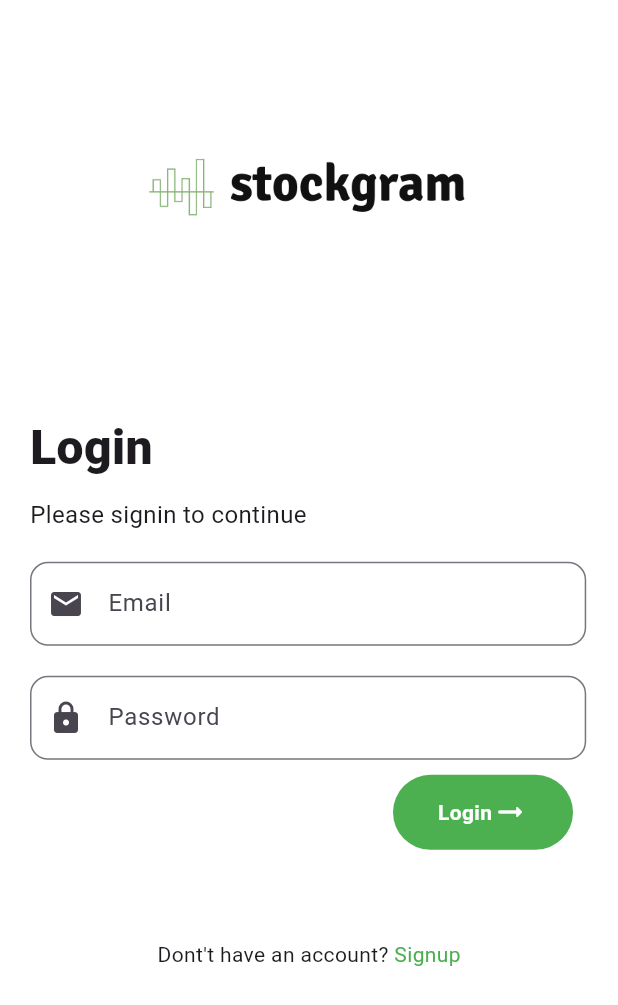
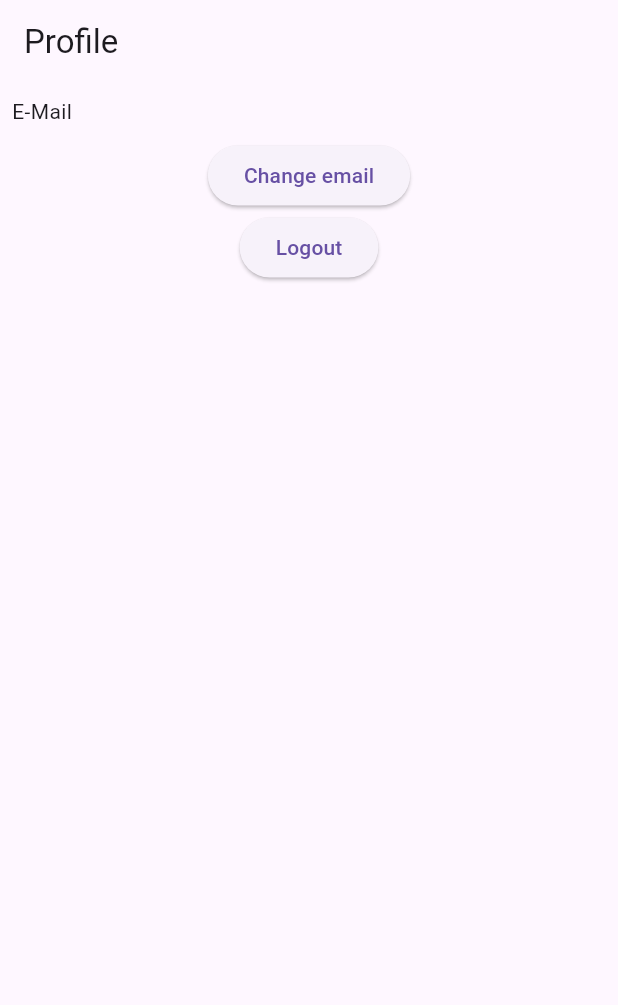
Before and after one commit to Jainaveen-M/stockgram, a Flutter app: the screen it shows after launch, on a phone screen of 412 x 824 dp. Shown: the top 1005 px of the screen. Run offline on Flutter 3.47's test engine with Material 3 defaults, Android fonts, the phone set to English and light mode, and no system bars; our stand-ins replace bloc, firebase_auth, firebase_core, flutter_bloc, flutter_secure_storage, fluttertoast and 2 more; missing offline and left inert: web_socket_client; accounts and stored records are empty.

Commit message:
Added flutter version

```diff
--- /dev/null
+++ b/lib/app.dart
@@ -0,0 +1,40 @@
+import 'dart:developer';
+
+import 'package:flutter/material.dart';
+import 'package:flutter_bloc/flutter_bloc.dart';
+import 'package:stockgram/bloc/app/app_bloc.dart';
+import 'package:stockgram/presentation/screens/auth_screen.dart';
+
+class AppStatus extends StatelessWidget {
+  final Widget child;
+  const AppStatus({
+    super.key,
+    required this.child,
+  });
+
+  @override
+  Widget build(BuildContext context) {
+    return BlocListener<AppBloc, AppState>(
+      bloc: BlocProvider.of<AppBloc>(context),
+      listener: (context, state) {
+        if (state is AppLogout) {
+          log("came to logout listner");
+          Navigator.pushAndRemoveUntil(
+            context,
+            MaterialPageRoute(builder: (context) => AuthScreen()),
+            (route) => false,
+          );
+          // navKey.currentState?.pushReplacement(
+          //     MaterialPageRoute(builder: (context) => const AuthScreen()));
+          // return AuthScreen();
+          // AuthScreen.route();
+        }
+      },
+      child: BlocBuilder<AppBloc, AppState>(
+        builder: (context, state) {
+          return child;
+        },
+      ),
+    );
+  }
+}
--- /dev/null
+++ b/lib/bloc/app/app_bloc.dart
@@ -0,0 +1,17 @@
+import 'dart:async';
+import 'dart:developer';
+import 'package:bloc/bloc.dart';
+import 'package:meta/meta.dart';
+part 'app_event.dart';
+part 'app_state.dart';
+
+class AppBloc extends Bloc<AppEvent, AppState> {
+  AppBloc() : super(AppInitial()) {
+    on<AppLogoutEvent>(triggerLogout);
+  }
+
+  FutureOr<void> triggerLogout(AppLogoutEvent event, Emitter<AppState> emit) {
+    log("logout called");
+    emit(AppLogout());
+  }
+}
--- /dev/null
+++ b/lib/bloc/app/app_event.dart
@@ -0,0 +1,5 @@
+part of 'app_bloc.dart';
+
+class AppEvent {}
+
+class AppLogoutEvent extends AppEvent {}
--- /dev/null
+++ b/lib/bloc/app/app_state.dart
@@ -0,0 +1,8 @@
+part of 'app_bloc.dart';
+
+@immutable
+class AppState {}
+
+class AppInitial extends AppState {}
+
+class AppLogout extends AppState {}
--- a/lib/bloc/auth/auth_bloc.dart
+++ b/lib/bloc/auth/auth_bloc.dart
@@ -40,12 +40,14 @@ class AuthBloc extends Bloc<AuthEvent, AuthState> {
           emit(
             AuthLoginFailed(message: "Something went wrong. Please try again."),
           );
+          emit(ShowLoginScreen());
         }
       }
     } catch (e) {
       emit(
         AuthLoginFailed(message: "Something went wrong. Please try again."),
       );
+      emit(ShowLoginScreen());
     }
   }
 
@@ -105,6 +107,7 @@ class AuthBloc extends Bloc<AuthEvent, AuthState> {
 
   FutureOr<void> _checkSession(
       CheckSession event, Emitter<AuthState> emit) async {
+    print("++++++++++++++ check session called");
     emit(AuthLoading());
     String? t = await serviceLocator<SessionStorage>().readString("session");
     log("Email in session : ${t}");
--- a/lib/bloc/auth/auth_event.dart
+++ b/lib/bloc/auth/auth_event.dart
@@ -20,6 +20,7 @@ class AuthSignupEvent extends AuthEvent {
   });
 }
 
+
 class CheckSession extends AuthEvent {}
 
 class ShowSignupWidgetEvent extends AuthEvent {}
--- a/lib/bloc/auth/auth_state.dart
+++ b/lib/bloc/auth/auth_state.dart
@@ -11,6 +11,14 @@ class AuthLoginSuccess extends AuthState {
   AuthLoginSuccess({
     required this.email,
   });
+
+  AuthLoginSuccess copyWith({
+    String? email,
+  }) {
+    return AuthLoginSuccess(
+      email: email ?? this.email,
+    );
+  }
 }
 
 class AuthLoginFailed extends AuthState {
--- a/lib/bloc/bloc/portfolio_event.dart
+++ /dev/null
@@ -1,5 +0,0 @@
-part of 'portfolio_bloc.dart';
-
-class PortfolioEvent {}
-
-class FetchPortFolio extends PortfolioEvent {}
--- /dev/null
+++ b/lib/bloc/profile/profile_bloc.dart
@@ -0,0 +1,13 @@
+import 'package:bloc/bloc.dart';
+import 'package:meta/meta.dart';
+
+part 'profile_event.dart';
+part 'profile_state.dart';
+
+class ProfileBloc extends Bloc<ProfileEvent, ProfileState> {
+  ProfileBloc() : super(ProfileInitial()) {
+    on<ProfileEvent>((event, emit) {
+      // TODO: implement event handler
+    });
+  }
+}
--- /dev/null
+++ b/lib/bloc/profile/profile_event.dart
@@ -0,0 +1,3 @@
+part of 'profile_bloc.dart';
+
+ class ProfileEvent {}
--- /dev/null
+++ b/lib/bloc/profile/profile_state.dart
@@ -0,0 +1,4 @@
+part of 'profile_bloc.dart';
+class ProfileState {}
+
+class ProfileInitial extends ProfileState {}
--- a/lib/main.dart
+++ b/lib/main.dart
@@ -1,10 +1,13 @@
 import 'package:firebase_core/firebase_core.dart';
 import 'package:flutter/material.dart';
 import 'package:flutter_bloc/flutter_bloc.dart';
+import 'package:stockgram/app.dart';
+import 'package:stockgram/bloc/app/app_bloc.dart';
 import 'package:stockgram/bloc/auth/auth_bloc.dart';
 import 'package:stockgram/firebase_options.dart';
+import 'package:stockgram/core/bot_trading.dart';
 import 'package:stockgram/presentation/screens/auth_screen.dart';
-import 'package:stockgram/core/bot_trading.dart';
+import 'package:stockgram/presentation/screens/profile.dart';
 import 'package:stockgram/util/service_locator.dart';
 
 void main() async {
@@ -14,7 +17,13 @@ void main() async {
   await Firebase.initializeApp(
     options: DefaultFirebaseOptions.currentPlatform,
   );
-  runApp(const MyApp());
+  // runApp(BlocProvider(
+  //   create: (context) => AppBloc(),
+  //   child: const MyApp(),
+  // ));
+  runApp(
+    const MyApp(),
+  );
 }
 
 class MyApp extends StatefulWidget {
@@ -24,9 +33,22 @@ class MyApp extends StatefulWidget {
 }
 
 class _MyAppState extends State<MyApp> {
+  final _navigatorKey = GlobalKey<NavigatorState>();
+
+  NavigatorState get _navigator => _navigatorKey.currentState!;
+
   @override
   Widget build(BuildContext context) {
-    return MaterialApp(
+    return MultiBlocProvider(
+      providers: [
+        BlocProvider(
+          create: (context) => AppBloc(),
+        ),
+        BlocProvider(
+          create: (context) => AuthBloc(),
+        ),
+      ],
+      child: MaterialApp(
         title: 'Stockgram',
         theme: ThemeData(
           primarySwatch: Colors.blue,
@@ -36,9 +58,9 @@ class _MyAppState extends State<MyApp> {
           textTheme: const TextTheme(),
         ),
         themeMode: ThemeMode.dark,
-      home: BlocProvider(
-        create: (context) => AuthBloc(),
-        child: const AuthScreen(),
+        home: AppStatus(
+          child: ProfileScreen(),
+        ),
       ),
     );
   }
--- a/lib/presentation/screens/auth_screen.dart
+++ b/lib/presentation/screens/auth_screen.dart
@@ -1,3 +1,5 @@
+import 'dart:developer';
+
 import 'package:flutter/material.dart';
 import 'package:flutter_bloc/flutter_bloc.dart';
 import 'package:stockgram/bloc/auth/auth_bloc.dart';
@@ -8,16 +10,18 @@ import 'package:stockgram/util/toast.dart';
 
 class AuthScreen extends StatefulWidget {
   const AuthScreen({super.key});
+  static Route<void> route() {
+    return MaterialPageRoute<void>(builder: (_) => const AuthScreen());
+  }
 
   @override
   State<AuthScreen> createState() => _AuthScreenState();
 }
 
 class _AuthScreenState extends State<AuthScreen> {
-  AuthBloc authBloc = AuthBloc();
   @override
   void initState() {
-    authBloc.add(CheckSession());
+    BlocProvider.of<AuthBloc>(context).add(CheckSession());
     super.initState();
   }
 
@@ -39,8 +43,10 @@ class _AuthScreenState extends State<AuthScreen> {
                 ),
               ),
             ),
-            BlocConsumer<AuthBloc, AuthState>(
-              bloc: authBloc,
+            BlocProvider.value(
+              value: BlocProvider.of<AuthBloc>(context),
+              child: BlocConsumer<AuthBloc, AuthState>(
+                bloc: BlocProvider.of<AuthBloc>(context),
                 buildWhen: (previous, current) => current is! AuthLoginFailed,
                 listenWhen: (previous, current) =>
                     current is AuthLoginFailed || current is AuthLoginSuccess,
@@ -60,18 +66,20 @@ class _AuthScreenState extends State<AuthScreen> {
                 builder: (context, state) {
                   if (state is ShowSignupScreen) {
                     return SignupWidget(
-                    authBloc: authBloc,
+                      authBloc: BlocProvider.of<AuthBloc>(context),
                     );
                   }
                   if (state is ShowLoginScreen) {
                     return LoginWidget(
-                    authBloc: authBloc,
+                      authBloc: BlocProvider.of<AuthBloc>(context),
                     );
                   }
+
                   return const Center(
                     child: CircularProgressIndicator(),
                   );
                 },
+              ),
             ),
             const SizedBox(),
           ],
--- /dev/null
+++ b/lib/presentation/screens/profile.dart
@@ -0,0 +1,55 @@
+import 'package:flutter/material.dart';
+import 'package:flutter_bloc/flutter_bloc.dart';
+import 'package:stockgram/bloc/app/app_bloc.dart';
+import 'package:stockgram/bloc/auth/auth_bloc.dart';
+
+class ProfileScreen extends StatefulWidget {
+  const ProfileScreen({super.key});
+
+  @override
+  State<ProfileScreen> createState() => _ProfileScreenState();
+}
+
+class _ProfileScreenState extends State<ProfileScreen> {
+  @override
+  Widget build(BuildContext context) {
+    return Scaffold(
+      appBar: AppBar(
+        title: const Text("Profile"),
+      ),
+      body: Column(
+        children: [
+          Padding(
+            padding: const EdgeInsets.all(8.0),
+            child: Row(
+              children: [
+                Text("E-Mail   "),
+                BlocBuilder<AuthBloc, AuthState>(
+                  bloc: BlocProvider.of<AuthBloc>(context),
+                  builder: (context, state) {
+                    if (state is AuthLoginSuccess) {
+                      return Text(state.email);
+                    }
+                    return Text("");
+                  },
+                )
+              ],
+            ),
+          ),
+          ElevatedButton(
+            onPressed: () {
+              context.read<AppBloc>().add(AppLogoutEvent());
+            },
+            child: Text("Change email"),
+          ),
+          ElevatedButton(
+            onPressed: () {
+              BlocProvider.of<AppBloc>(context).add(AppLogoutEvent());
+            },
+            child: Text("Logout"),
+          )
+        ],
+      ),
+    );
+  }
+}
--- a/lib/presentation/widgets/bottombar.dart
+++ b/lib/presentation/widgets/bottombar.dart
@@ -1,6 +1,7 @@
 import 'package:flutter/material.dart';
 import 'package:stockgram/presentation/screens/algo_trading.dart';
 import 'package:stockgram/presentation/screens/home.dart';
+import 'package:stockgram/presentation/screens/profile.dart';
 
 class BottomBar extends StatefulWidget {
   const BottomBar({super.key});
@@ -20,6 +21,7 @@ class _BottomBarState extends State<BottomBar> {
   static const List<Widget> _pages = <Widget>[
     Home(),
     AlgoTrading(),
+    ProfileScreen()
   ];
 
   @override
@@ -36,6 +38,10 @@ class _BottomBarState extends State<BottomBar> {
               icon: Icon(Icons.whatshot_outlined),
               label: 'Bot Trading',
             ),
+            BottomNavigationBarItem(
+              icon: Icon(Icons.person),
+              label: 'Profile',
+            ),
           ],
           currentIndex: _selectedIndex, //New
           onTap: _onItemTapped, //New
```
Also changed, not shown: lib/bloc/bloc/portfolio_bloc.dart (deleted, +0 -71 lines), lib/bloc/bloc/portfolio_state.dart (deleted, +0 -19 lines), lib/presentation/screens/portfolio.dart (+7 -0 lines). Lines whose indentation alone changed are shown as unchanged.
